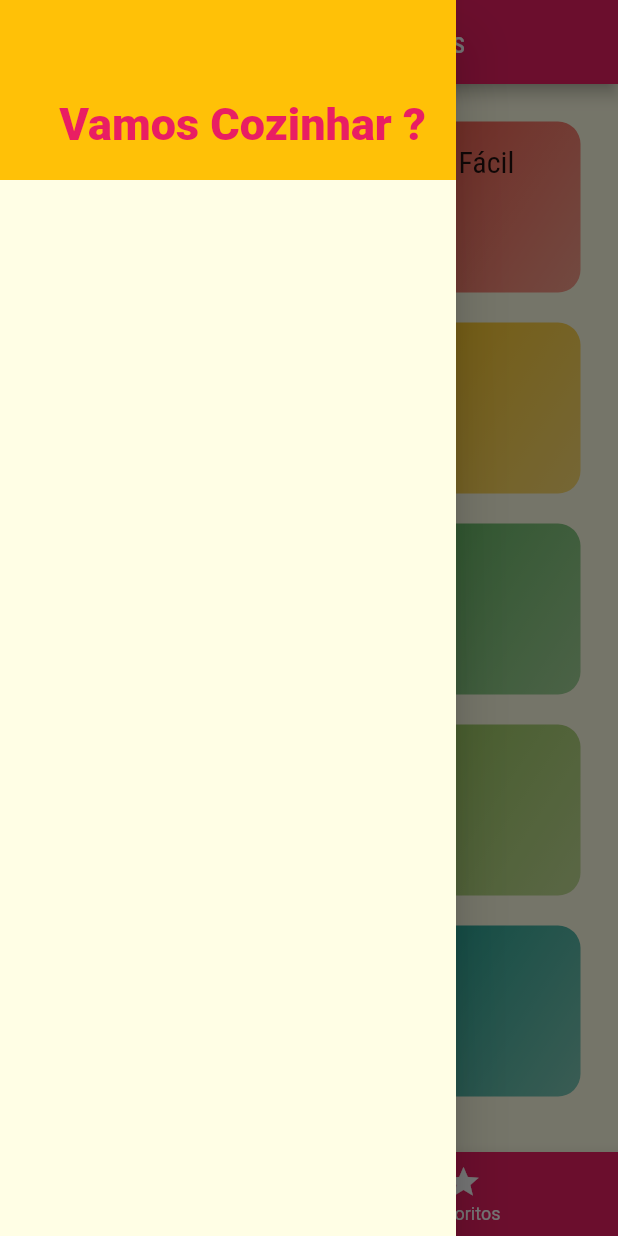
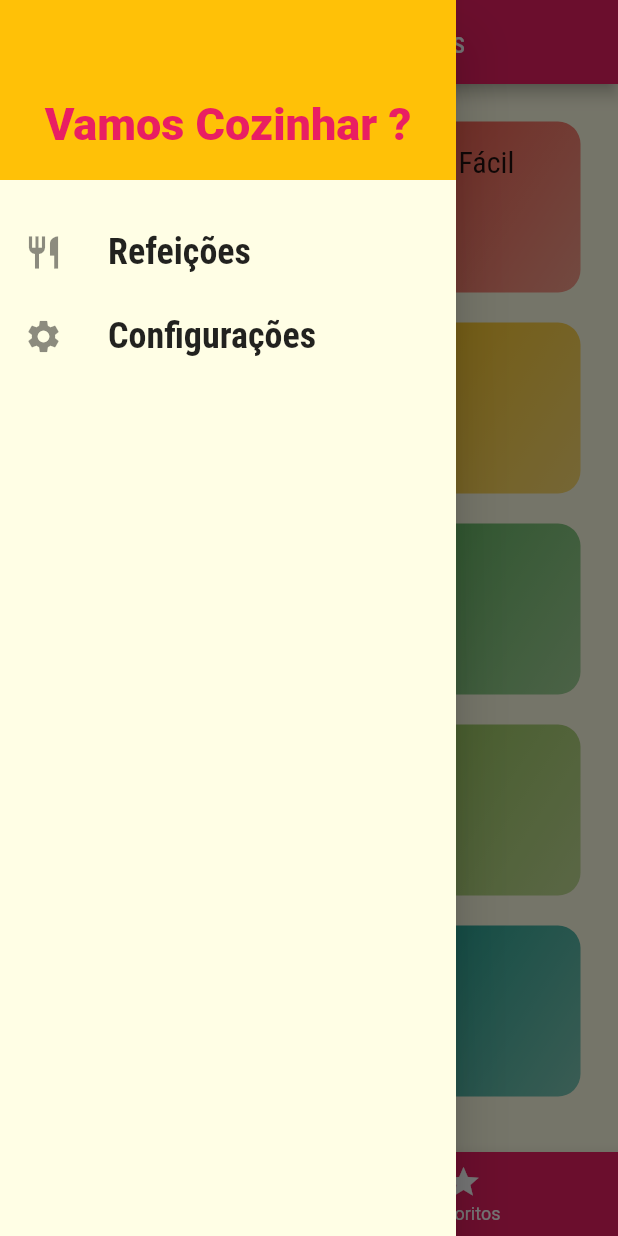
Before and after one commit to IagoMesquita/meals-flutter, a Flutter app: the screen it shows after launch, with the side drawer open, on a phone screen of 412 x 824 dp. Run offline on Flutter 3.47's test engine with Material 2 defaults, Android fonts, the phone set to English and light mode, and no system bars.

Commit message:
feat: ListTile ind Drawer

```diff
--- a/lib/components/main_drawer.dart
+++ b/lib/components/main_drawer.dart
@@ -2,6 +2,24 @@ import 'package:flutter/material.dart';
 
 class MainDrawer extends StatelessWidget {
   const MainDrawer({super.key});
+
+  Widget _createItem(IconData icon, String label) {
+    return ListTile(
+      leading: Icon(
+        icon,
+        size: 26,
+      ),
+      title: Text(
+        label,
+        style: const TextStyle(
+          fontWeight: FontWeight.bold,
+          fontSize: 24,
+          fontFamily: 'RobotoCondensed',
+        ),
+      ),
+      onTap: () {},
+    );
+  }
 
   @override
   Widget build(BuildContext context) {
@@ -13,7 +31,7 @@ class MainDrawer extends StatelessWidget {
             width: double.infinity,
             padding: const EdgeInsets.all(20),
             color: Theme.of(context).accentColor,
-            alignment: Alignment.bottomRight,
+            alignment: Alignment.bottomCenter,
             child: Text(
               'Vamos Cozinhar ?',
               style: TextStyle(
@@ -23,6 +41,9 @@ class MainDrawer extends StatelessWidget {
               ),
             ),
           ),
+          const SizedBox(height: 20),
+          _createItem(Icons.restaurant, 'Refeições'),
+          _createItem(Icons.settings, 'Configurações'),
         ],
       ),
     );
```
